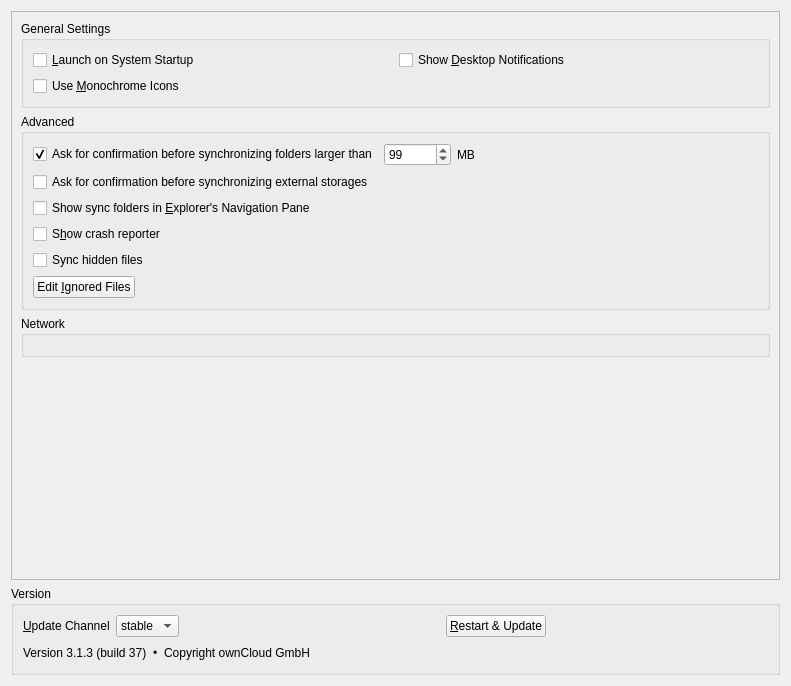
GrossLukas/client, file src/gui/generalsettings.ui: the form before one commit.
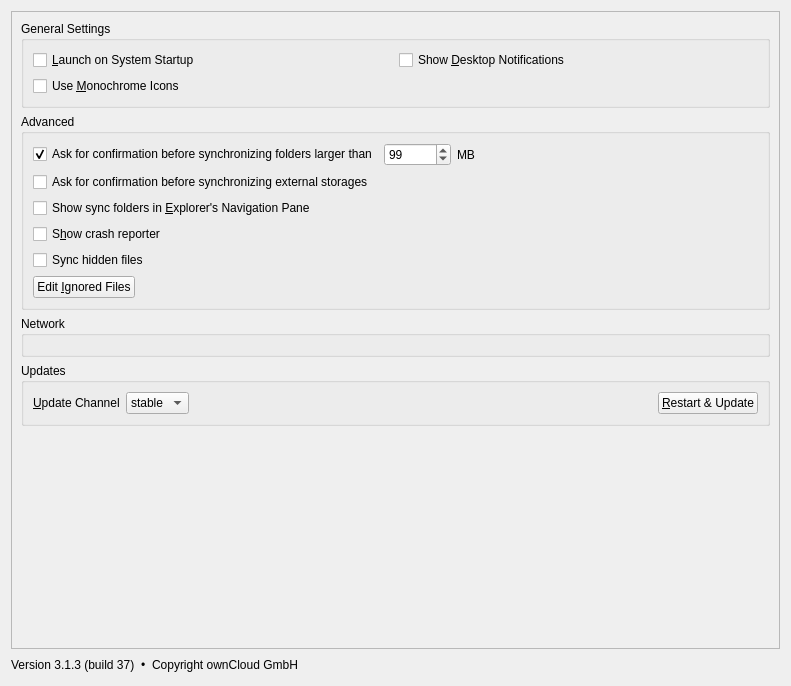
The form after the commit. Custom widgets are drawn as their Qt base class.

Commit message: Move update settings into its own group

Diff of the .ui file:
```diff
--- a/src/gui/generalsettings.ui
+++ b/src/gui/generalsettings.ui
@@ -25,7 +25,7 @@
         <x>0</x>
         <y>0</y>
         <width>771</width>
-        <height>578</height>
+        <height>640</height>
        </rect>
       </property>
       <layout class="QVBoxLayout" name="verticalLayout_5">
@@ -186,43 +186,11 @@
         </widget>
        </item>
        <item>
-        <spacer name="verticalSpacer">
-         <property name="orientation">
-          <enum>Qt::Vertical</enum>
-         </property>
-         <property name="sizeHint" stdset="0">
-          <size>
-           <width>20</width>
-           <height>40</height>
-          </size>
-         </property>
-        </spacer>
-       </item>
-      </layout>
-     </widget>
-    </widget>
-   </item>
-   <item>
-    <widget class="QGroupBox" name="versionGroupBox">
+        <widget class="QGroupBox" name="updaterWidget">
      <property name="title">
-      <string>Version</string>
-     </property>
-     <layout class="QVBoxLayout" name="verticalLayout_2">
-      <item>
-       <widget class="QWidget" name="updaterWidget" native="true">
-        <layout class="QHBoxLayout" name="horizontalLayout_5">
-         <property name="leftMargin">
-          <number>0</number>
-         </property>
-         <property name="topMargin">
-          <number>0</number>
-         </property>
-         <property name="rightMargin">
-          <number>0</number>
-         </property>
-         <property name="bottomMargin">
-          <number>0</number>
-         </property>
+          <string>Updates</string>
+         </property>
+         <layout class="QHBoxLayout" name="horizontalLayout">
          <item>
           <widget class="QLabel" name="updateChannelLabel">
            <property name="sizePolicy">
@@ -285,23 +253,24 @@
            </property>
           </widget>
          </item>
+         </layout>
+        </widget>
+       </item>
          <item>
-          <spacer name="spacer_2">
+        <spacer name="verticalSpacer">
            <property name="orientation">
-            <enum>Qt::Horizontal</enum>
-           </property>
-           <property name="sizeType">
-            <enum>QSizePolicy::Preferred</enum>
+          <enum>Qt::Vertical</enum>
            </property>
            <property name="sizeHint" stdset="0">
             <size>
-             <width>222</width>
-             <height>20</height>
+           <width>20</width>
+           <height>40</height>
             </size>
            </property>
           </spacer>
          </item>
         </layout>
+     </widget>
        </widget>
       </item>
       <item>
@@ -376,9 +345,6 @@
       </item>
      </layout>
     </widget>
-   </item>
-  </layout>
- </widget>
  <customwidgets>
   <customwidget>
    <class>NetworkSettings</class>
```
Left out of the diff: 2 changed lines with no effect on the pictures. Lines whose indentation alone changed are shown as unchanged.
